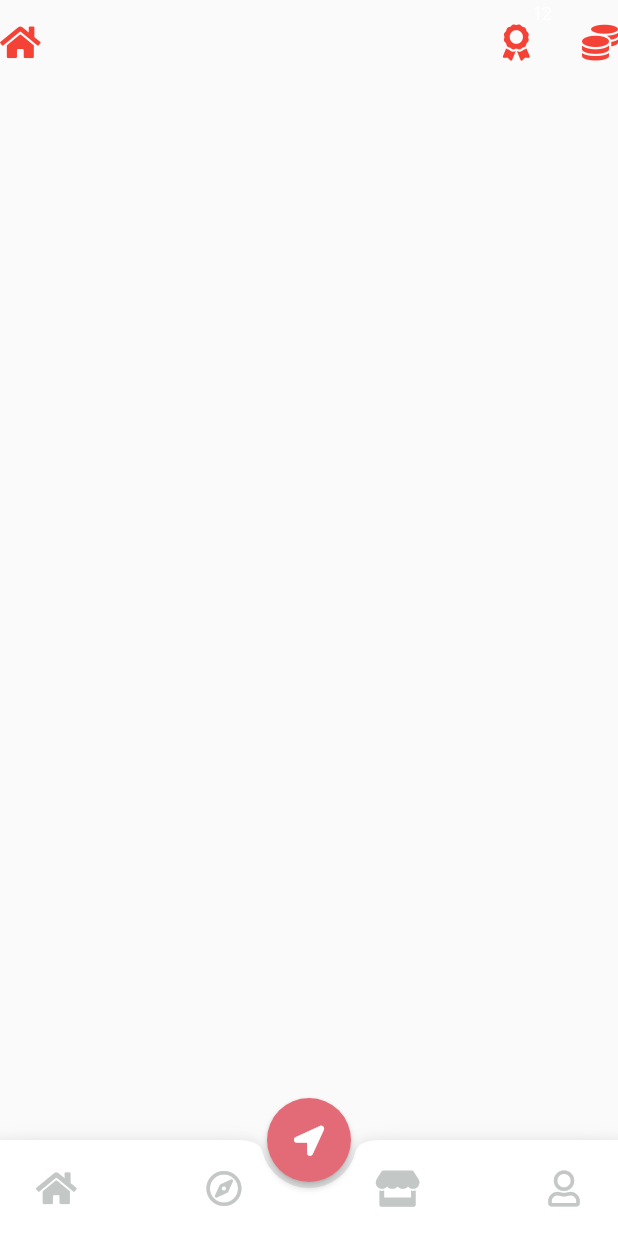
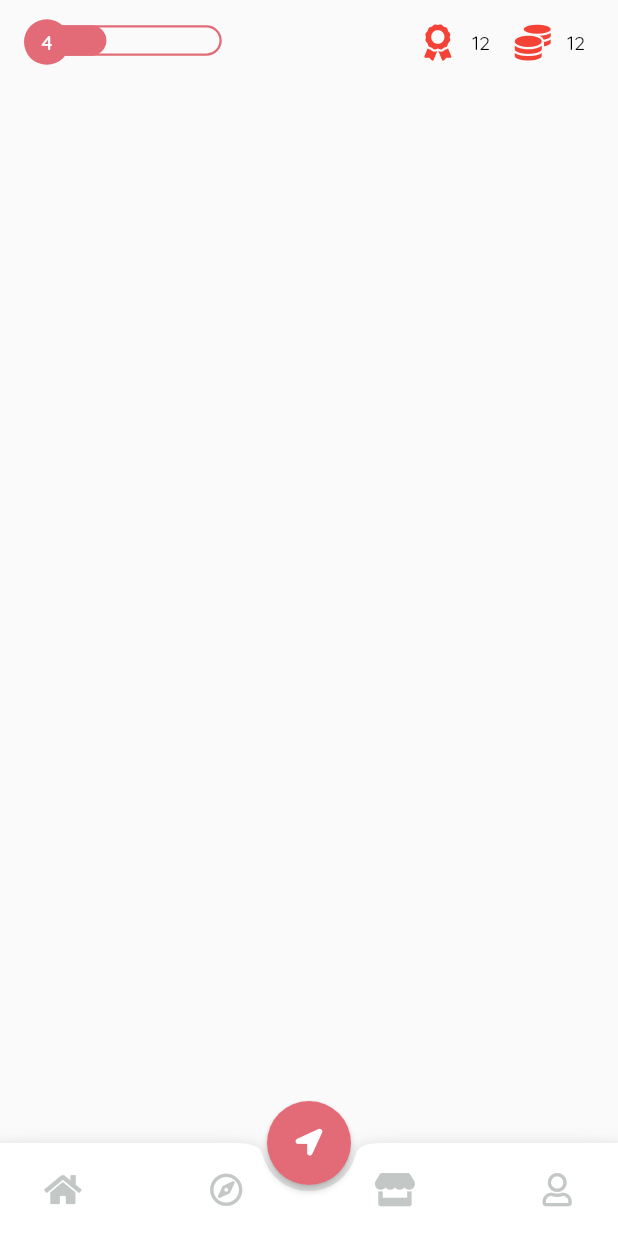
Before and after one commit to Nischal10/Redshift, a Flutter app: the screen it shows after launch, on a phone screen of 412 x 824 dp. Run offline on Flutter 3.47's test engine with Material 2 defaults, Android fonts, the phone set to English and light mode, and no system bars; our stand-ins replace flare_flutter, flutter_screenutil, font_awesome_flutter.

Commit message:
Added level bar

```diff
--- a/lib/uiwidgets/game_scaffold/game_scaffold.dart
+++ b/lib/uiwidgets/game_scaffold/game_scaffold.dart
@@ -1,6 +1,8 @@
 import 'package:flutter/material.dart';
+import 'package:flutter_screenutil/flutter_screenutil.dart';
 import 'package:font_awesome_flutter/font_awesome_flutter.dart';
 import 'package:redshift/assets/assets.dart';
+import 'package:redshift/uiwidgets/level_widget/level_widget.dart';
 
 class GameScaffold extends StatefulWidget {
   final Widget child;
@@ -12,36 +14,54 @@ class GameScaffold extends StatefulWidget {
 class _GameScaffoldState extends State<GameScaffold> {
   @override
   Widget build(BuildContext context) {
+    ScreenUtil.instance = ScreenUtil(
+      width: ScreenSize.screenWidth,
+      height: ScreenSize.screenHeight,
+    )..init(context);
+
     return Scaffold(
       appBar: AppBar(
         backgroundColor: Color.fromRGBO(255, 255, 255, 0),
         elevation: 0,
-        leading: Container(
-          child: Row(
-            children: <Widget>[
-              Stack(
-                children: <Widget>[
-                  Icon(
-                    FontAwesomeIcons.home,
-                    color: Colors.red,
-                  ),
-                ],
-              )
-            ],
-          ),
+        automaticallyImplyLeading: false,
+        centerTitle: false,
+        title: LevelWidget(
+          level: 4,
+          percent: 30,
         ),
         actions: <Widget>[
           Icon(FontAwesomeIcons.award, color: Colors.red),
-          Text(
+          SizedBox(
+            width: ScreenUtil().setWidth(10),
+          ),
+          Center(
+            child: Text(
               '12',
               style: TextStyle(
                 fontSize: FontSize.fontSize12,
+                color: Colors.black,
+              ),
             ),
           ),
           SizedBox(
-            width: 20,
+            width: ScreenUtil().setWidth(15),
           ),
           Icon(FontAwesomeIcons.coins, color: Colors.red),
+          SizedBox(
+            width: ScreenUtil().setWidth(10),
+          ),
+          Center(
+            child: Text(
+              '12',
+              style: TextStyle(
+                fontSize: FontSize.fontSize12,
+                color: Colors.black,
+              ),
+            ),
+          ),
+          SizedBox(
+            width: ScreenUtil().setWidth(20),
+          )
         ],
       ),
       key: widget.key,
@@ -53,7 +73,7 @@ class _GameScaffoldState extends State<GameScaffold> {
         child: Icon(
           FontAwesomeIcons.locationArrow,
           color: Colors.white,
-          size: 20.0,
+          size: FontSize.fontSize16,
         ),
         elevation: 2.0,
       ),
@@ -65,21 +85,35 @@ class _GameScaffoldState extends State<GameScaffold> {
             mainAxisSize: MainAxisSize.max,
             mainAxisAlignment: MainAxisAlignment.spaceBetween,
             children: <Widget>[
-              Icon(
+              Padding(
+                padding: EdgeInsets.only(
+                  left: ScreenUtil().setWidth(5),
+                ),
+                child: Icon(
                   FontAwesomeIcons.home,
                   color: Color(0xffC3C7C6),
+                  size: FontSize.fontSize20,
+                ),
               ),
               Icon(
                 FontAwesomeIcons.compass,
                 color: Color(0xffC3C7C6),
+                size: FontSize.fontSize20,
               ),
               Icon(
                 FontAwesomeIcons.store,
                 color: Color(0xffC3C7C6),
+                size: FontSize.fontSize20,
               ),
-              Icon(
+              Padding(
+                padding: EdgeInsets.only(
+                  right: ScreenUtil().setWidth(5),
+                ),
+                child: Icon(
                   FontAwesomeIcons.user,
                   color: Color(0xffC3C7C6),
+                  size: FontSize.fontSize20,
+                ),
               ),
             ],
           ),
--- /dev/null
+++ b/lib/uiwidgets/level_widget/level_widget.dart
@@ -0,0 +1,103 @@
+import 'package:flutter/material.dart';
+import 'package:flutter_screenutil/flutter_screenutil.dart';
+import 'package:redshift/assets/assets.dart';
+
+class LevelWidget extends StatelessWidget {
+  final int level;
+  final double percent;
+  final double maxWidth = 100;
+
+  LevelWidget({
+    Key key,
+    @required this.level,
+    @required this.percent,
+  }) : super(key: key) {
+    assert(percent <= 100);
+  }
+
+  @override
+  Widget build(BuildContext context) {
+    ScreenUtil.instance = ScreenUtil(
+      width: ScreenSize.screenWidth,
+      height: ScreenSize.screenHeight,
+    )..init(context);
+
+    return Stack(
+      children: <Widget>[
+        Container(
+          margin: EdgeInsets.only(
+            top: ScreenUtil().setHeight(4),
+            left: ScreenUtil().setWidth(20),
+          ),
+          width: ScreenUtil().setWidth(maxWidth),
+          height: ScreenUtil().setHeight(20),
+          decoration: BoxDecoration(
+            border: Border.all(
+              color: Color(AppColors.primary),
+              style: BorderStyle.solid,
+              width: ScreenUtil().setSp(1.4),
+            ),
+            borderRadius: BorderRadius.only(
+              topRight: Radius.circular(
+                ScreenUtil().setHeight(20),
+              ),
+              bottomRight: Radius.circular(
+                ScreenUtil().setHeight(20),
+              ),
+            ),
+          ),
+        ),
+        AnimatedContainer(
+          duration: Duration(
+            milliseconds: 300,
+          ),
+          curve: Curves.easeIn,
+          margin: EdgeInsets.only(
+            top: ScreenUtil().setHeight(4),
+            left: ScreenUtil().setWidth(20),
+          ),
+          width: ScreenUtil().setWidth(percent),
+          height: ScreenUtil().setHeight(20),
+          decoration: BoxDecoration(
+            color: Color(AppColors.primary),
+            border: Border.all(
+              color: Color(AppColors.primary),
+              style: BorderStyle.solid,
+              width: ScreenUtil().setSp(1.4),
+            ),
+            borderRadius: BorderRadius.only(
+              topRight: Radius.circular(
+                ScreenUtil().setHeight(20),
+              ),
+              bottomRight: Radius.circular(
+                ScreenUtil().setHeight(20),
+              ),
+            ),
+          ),
+        ),
+        AnimatedContainer(
+          duration: Duration(
+            milliseconds: 300,
+          ),
+          curve: Curves.easeIn,
+          alignment: Alignment.center,
+          width: ScreenUtil().setHeight(30),
+          height: ScreenUtil().setHeight(30),
+          decoration: BoxDecoration(
+            color: Color(AppColors.primary),
+            borderRadius: BorderRadius.circular(
+              ScreenUtil().setHeight(30),
+            ),
+          ),
+          child: Text(
+            '$level',
+            style: TextStyle(
+              color: Colors.white,
+              fontSize: FontSize.fontSize12,
+            ),
+          ),
+        ),
+      ],
+    );
+  }
+}
```
Also changed, not shown: pubspec.yaml (+7 -1 lines), redshift ui images/image (1).png (added), redshift ui images/image (2).png (added), redshift ui images/image (3).png (added), redshift ui images/image (4).png (added), redshift ui images/image (5).png (added), redshift ui images/image.png (added), 1 other file. Lines whose indentation alone changed are shown as unchanged.
